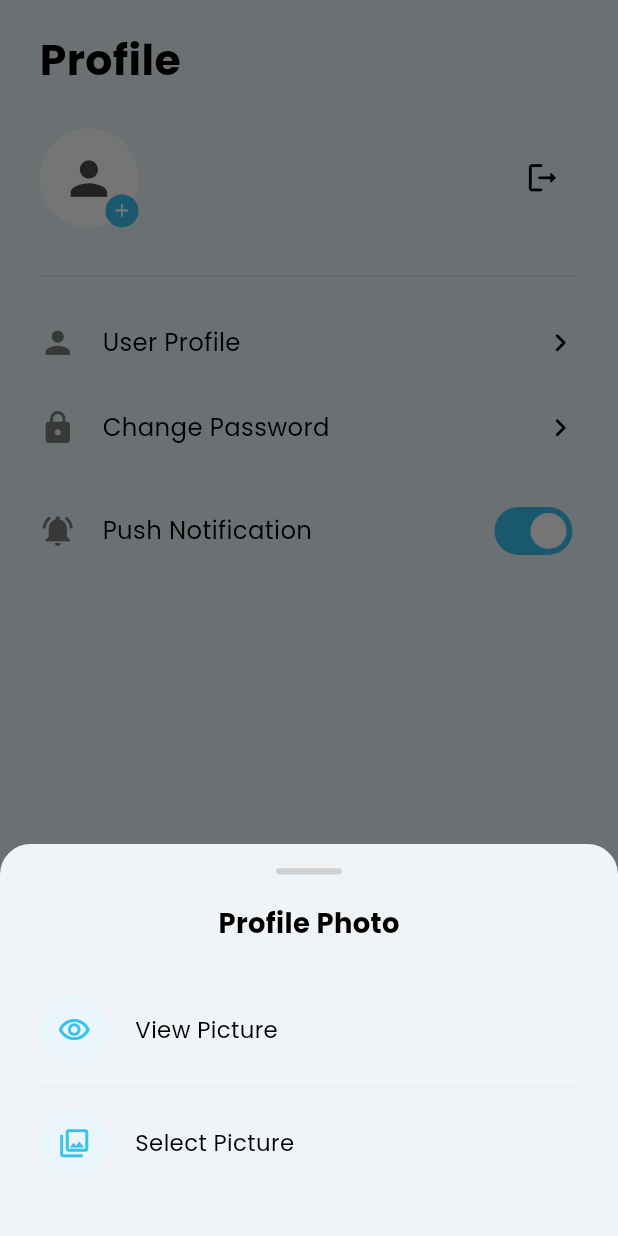
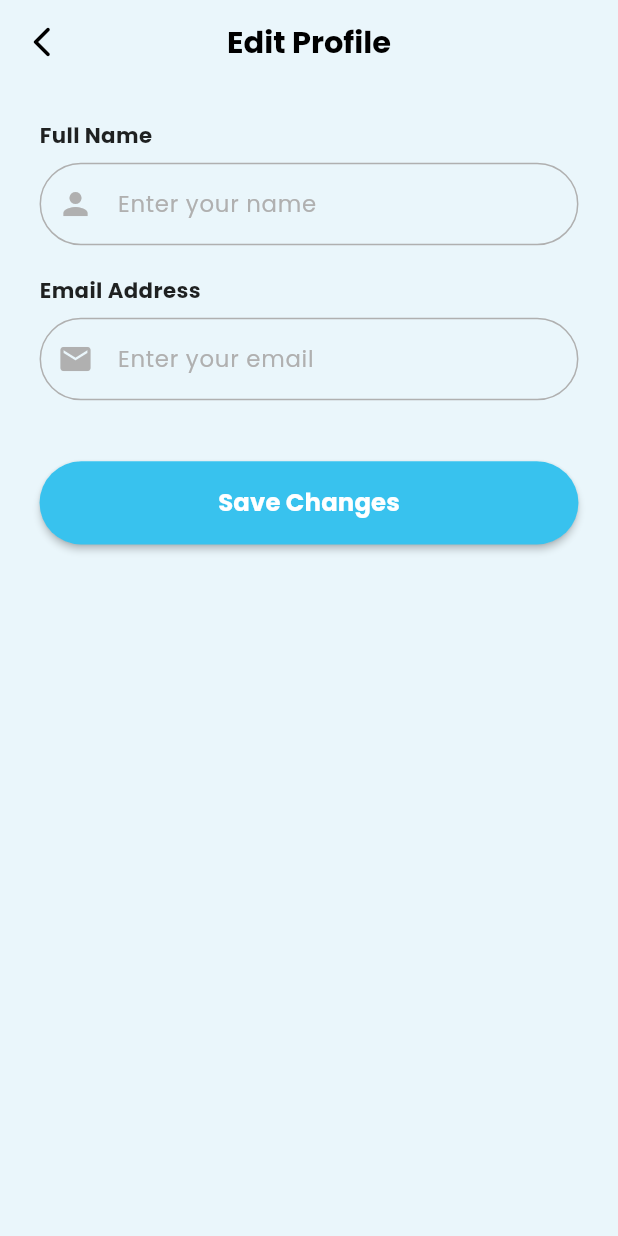
Before and after one commit to shizuiixui/Nudge-RX, a Flutter app: the ProfilePage screen opened directly, after a tap on the "person" icon, on a phone screen of 412 x 824 dp. Run offline on Flutter 3.47's test engine with Material 3 defaults, Android fonts, the phone set to English and light mode, and no system bars; our stand-ins replace flutter_local_notifications, flutter_riverpod, flutter_screenutil, shared_preferences, supabase_flutter, timezone; accounts and stored records are empty.

Commit message:
feat: add change user profile function with input validation

```diff
--- a/lib/features/profile/presentation/profile.dart
+++ b/lib/features/profile/presentation/profile.dart
@@ -3,11 +3,12 @@ import 'package:flutter_riverpod/flutter_riverpod.dart';
 import 'package:flutter_screenutil/flutter_screenutil.dart';
 import 'package:supabase_flutter/supabase_flutter.dart';
 import '../../auth/providers/auth_provider.dart';
-import 'widgets/avatar_options_sheet.dart';
 import 'widgets/logout_dialog.dart';
 import 'widgets/notification_tile.dart';
 import 'widgets/profile_card.dart';
 import 'widgets/settings_tile.dart';
+import 'user_profile.dart';
+import 'change_password.dart';
 
 class ProfilePage extends ConsumerStatefulWidget {
   const ProfilePage({super.key});
@@ -30,18 +31,6 @@ class _ProfilePageState extends ConsumerState<ProfilePage> {
           }
         },
       ),
-    );
-  }
-
-  void _showAvatarOptions(BuildContext context) {
-    AvatarOptionsSheet.show(
-      context,
-      onViewPicture: () {
-        // TODO: View picture action
-      },
-      onSelectPicture: () {
-        // TODO: Select picture action
-      },
     );
   }
 
@@ -76,7 +65,15 @@ class _ProfilePageState extends ConsumerState<ProfilePage> {
                 fullName: fullName,
                 email: email,
                 onLogout: () => _showLogoutConfirmation(context),
-                onAvatarTap: () => _showAvatarOptions(context),
+                onAvatarTap: () {
+                  Navigator.of(context).push(
+                    MaterialPageRoute(
+                      builder: (_) => const UserProfilePage(),
+                    ),
+                  ).then((_) {
+                    setState(() {});
+                  });
+                },
               ),
 
               SizedBox(height: 24.h),
@@ -88,7 +85,13 @@ class _ProfilePageState extends ConsumerState<ProfilePage> {
                 icon: Icons.person,
                 title: 'User Profile',
                 onTap: () {
-                  // Action placeholder
+                  Navigator.of(context).push(
+                    MaterialPageRoute(
+                      builder: (_) => const UserProfilePage(),
+                    ),
+                  ).then((_) {
+                    setState(() {});
+                  });
                 },
               ),
               SizedBox(height: 16.h),
@@ -96,7 +99,11 @@ class _ProfilePageState extends ConsumerState<ProfilePage> {
                 icon: Icons.lock,
                 title: 'Change Password',
                 onTap: () {
-                  // Action placeholder
+                  Navigator.of(context).push(
+                    MaterialPageRoute(
+                      builder: (_) => const ChangePasswordPage(),
+                    ),
+                  );
                 },
               ),
               SizedBox(height: 16.h),
--- /dev/null
+++ b/lib/features/profile/presentation/user_profile.dart
@@ -0,0 +1,254 @@
+import 'package:flutter/material.dart';
+import 'package:flutter_screenutil/flutter_screenutil.dart';
+import 'package:supabase_flutter/supabase_flutter.dart';
+import 'widgets/user_profile_widget_helpers.dart';
+
+class UserProfilePage extends StatefulWidget {
+  const UserProfilePage({super.key});
+
+  @override
+  State<UserProfilePage> createState() => _UserProfilePageState();
+}
+
+class _UserProfilePageState extends State<UserProfilePage> {
+  final _formKey = GlobalKey<FormState>();
+  late final TextEditingController _nameController;
+  late final TextEditingController _emailController;
+  late final TextEditingController _passwordController;
+  late String _initialEmail;
+  bool _isLoading = false;
+
+  @override
+  void initState() {
+    super.initState();
+    final user = Supabase.instance.client.auth.currentUser;
+    final fullName = user?.userMetadata?['full_name'] as String? ?? '';
+    final email = user?.email ?? '';
+
+    _nameController = TextEditingController(text: fullName);
+    _emailController = TextEditingController(text: email);
+    _passwordController = TextEditingController();
+    _initialEmail = email;
+
+    _emailController.addListener(_onEmailChanged);
+  }
+
+  void _onEmailChanged() {
+    setState(() {});
+  }
+
+  @override
+  void dispose() {
+    _emailController.removeListener(_onEmailChanged);
+    _nameController.dispose();
+    _emailController.dispose();
+    _passwordController.dispose();
+    super.dispose();
+  }
+
+  Future<void> _saveProfile() async {
+    if (!_formKey.currentState!.validate()) return;
+
+    setState(() {
+      _isLoading = true;
+    });
+
+    final newEmail = _emailController.text.trim();
+    final emailChanged = newEmail != _initialEmail;
+
+    try {
+      if (emailChanged) {
+        final currentEmail = Supabase.instance.client.auth.currentUser?.email;
+        if (currentEmail != null) {
+          // Re-authenticate user to confirm current password
+          await Supabase.instance.client.auth.signInWithPassword(
+            email: currentEmail,
+            password: _passwordController.text,
+          );
+        }
+      }
+
+      final updates = UserAttributes(
+        email: emailChanged ? newEmail : null,
+        data: {'full_name': _nameController.text.trim()},
+      );
+
+      await Supabase.instance.client.auth.updateUser(updates);
+
+      if (mounted) {
+        if (emailChanged) {
+          ScaffoldMessenger.of(context).showSnackBar(
+            const SnackBar(
+              content: Text(
+                'Profile updated! Check your new inbox for a verification link to complete the email change.',
+              ),
+              backgroundColor: Color(0xFF38C2EE),
+              duration: Duration(
+                seconds: 5,
+              ),
+            ),
+          );
+        } else {
+          ScaffoldMessenger.of(context).showSnackBar(
+            const SnackBar(
+              content: Text('Profile updated successfully!'),
+              backgroundColor: Color(0xFF38C2EE),
+            ),
+          );
+        }
+
+        Navigator.of(context).pop(true);
+      }
+    } catch (e) {
+      if (mounted) {
+        String errMsg = e.toString();
+        if (errMsg.contains('Invalid login credentials') ||
+            errMsg.contains('invalid_credentials')) {
+          errMsg = 'Incorrect current password. Please try again.';
+        }
+        ScaffoldMessenger.of(context).showSnackBar(
+          SnackBar(
+            content: Text('Failed to update profile: $errMsg'),
+            backgroundColor: Colors.redAccent,
+          ),
+        );
+      }
+    } finally {
+      if (mounted) {
+        setState(() {
+          _isLoading = false;
+        });
+      }
+    }
+  }
+
+  @override
+  Widget build(BuildContext context) {
+    final showPasswordVerification =
+        _emailController.text.trim() != _initialEmail;
+
+    return Scaffold(
+      backgroundColor: const Color(0xFFEAF6FB),
+      appBar: AppBar(
+        backgroundColor: Colors.transparent,
+        elevation: 0,
+        leading: IconButton(
+          icon: const Icon(
+            Icons.arrow_back_ios_new_rounded,
+            color: Colors.black,
+          ),
+          onPressed: () => Navigator.of(context).pop(),
+        ),
+        title: Text(
+          'Edit Profile',
+          style: TextStyle(
+            fontFamily: 'Poppins',
+            fontSize: 20.sp,
+            fontWeight: FontWeight.bold,
+            color: Colors.black,
+          ),
+        ),
+        centerTitle: true,
+      ),
+      body: SafeArea(
+        child: SingleChildScrollView(
+          physics: const BouncingScrollPhysics(),
+          padding: EdgeInsets.symmetric(horizontal: 24.w, vertical: 24.h),
+          child: Form(
+            key: _formKey,
+            child: Column(
+              crossAxisAlignment: CrossAxisAlignment.stretch,
+              children: [
+                UserProfileInputField(
+                  label: 'Full Name',
+                  hintText: 'Enter your name',
+                  controller: _nameController,
+                  prefixIcon: Icons.person,
+                  validator: (value) {
+                    if (value == null || value.trim().isEmpty) {
+                      return 'Name is required';
+                    }
+                    return null;
+                  },
+                ),
+                SizedBox(height: 20.h),
+                UserProfileInputField(
+                  label: 'Email Address',
+                  hintText: 'Enter your email',
+                  controller: _emailController,
+                  prefixIcon: Icons.email,
+                  validator: (value) {
+                    if (value == null || value.trim().isEmpty) {
+                      return 'Email is required';
+                    }
+                    final emailRegex = RegExp(
+                      r'^[\w-\.]+@([\w-]+\.)+[\w-]{2,4}$',
+                    );
+                    if (!emailRegex.hasMatch(value.trim())) {
+                      return 'Please enter a valid email';
+                    }
+                    return null;
+                  },
+                ),
+                if (showPasswordVerification) ...[
+                  SizedBox(height: 20.h),
+                  UserProfileInputField(
+                    label: 'Confirm Current Password',
+                    hintText: 'Enter your password to change email',
+                    controller: _passwordController,
+                    prefixIcon: Icons.lock_outline_rounded,
+                    obscureText: true,
+                    validator: (value) {
+                      if (value == null || value.isEmpty) {
+                        return 'Password is required to change email';
+                      }
+                      if (value.length < 6) {
+                        return 'Password must be at least 6 characters';
+                      }
+                      return null;
+                    },
+                  ),
+                ],
+                SizedBox(height: 40.h),
+                ElevatedButton(
+                  onPressed: _isLoading ? null : _saveProfile,
+                  style: ElevatedButton.styleFrom(
+                    backgroundColor: const Color(0xFF38C2EE),
+                    foregroundColor: Colors.white,
+                    padding: EdgeInsets.symmetric(vertical: 16.h),
+                    shape: RoundedRectangleBorder(
+                      borderRadius: BorderRadius.circular(30.r),
+                    ),
+                    elevation: 2,
+                    disabledBackgroundColor: const Color(
+                      0xFF38C2EE,
+                    ).withValues(alpha: 0.6),
+                  ),
+                  child: _isLoading
+                      ? SizedBox(
+                          width: 20.w,
+                          height: 20.w,
+                          child: const CircularProgressIndicator(
+                            strokeWidth: 2,
+                            valueColor: AlwaysStoppedAnimation<Color>(
+                              Colors.white,
+                            ),
+                          ),
+                        )
+                      : Text(
+                          'Save Changes',
+                          style: TextStyle(
+                            fontFamily: 'Poppins',
+                            fontSize: 16.sp,
+                            fontWeight: FontWeight.bold,
+                          ),
+                        ),
+                ),
+              ],
+            ),
+          ),
+        ),
+      ),
+    );
+  }
+}
--- /dev/null
+++ b/lib/features/profile/presentation/widgets/user_profile_widget_helpers.dart
@@ -0,0 +1,48 @@
+import 'package:flutter/material.dart';
+import 'package:flutter_screenutil/flutter_screenutil.dart';
+import '../../../../core/widgets/text_input_field.dart';
+
+class UserProfileInputField extends StatelessWidget {
+  final String label;
+  final String hintText;
+  final TextEditingController controller;
+  final IconData prefixIcon;
+  final String? Function(String?)? validator;
+  final bool obscureText;
+
+  const UserProfileInputField({
+    super.key,
+    required this.label,
+    required this.hintText,
+    required this.controller,
+    required this.prefixIcon,
+    this.validator,
+    this.obscureText = false,
+  });
+
+  @override
+  Widget build(BuildContext context) {
+    return Column(
+      crossAxisAlignment: CrossAxisAlignment.start,
+      children: [
+        Text(
+          label,
+          style: TextStyle(
+            fontFamily: 'Poppins',
+            fontSize: 14.sp,
+            fontWeight: FontWeight.w600,
+            color: Colors.black87,
+          ),
+        ),
+        SizedBox(height: 8.h),
+        TextFormField(
+          controller: controller,
+          validator: validator,
+          obscureText: obscureText,
+          style: TextStyle(fontFamily: 'Poppins', fontSize: 15.sp),
+          decoration: textInputField(hintText, prefixIcon: prefixIcon),
+        ),
+      ],
+    );
+  }
+}
```
Also changed, not shown: lib/features/profile/presentation/change_password.dart (added, +199 -0 lines).
